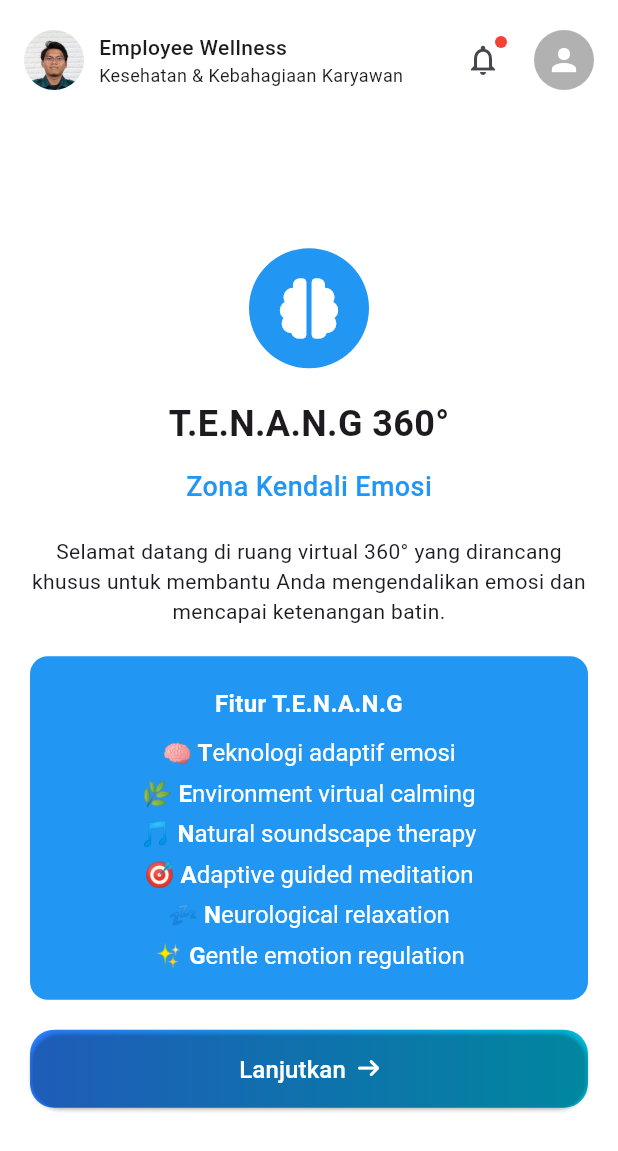
After one commit to YosiaEvan/employee-wellness, a Flutter app: the TenangHomepage screen opened directly, on a phone screen of 412 x 824 dp. The commit adds this screen. Shown: the top 1151 px of the screen. Run offline on Flutter 3.47's test engine with Material 3 defaults, Android fonts, the light colour scheme and no system bars; our stand-ins replace font_awesome_flutter, shared_preferences; accounts and stored records are empty.

Commit message:
membuat tenang homepage components

```diff
--- a/lib/components/homepage_indicator.dart
+++ b/lib/components/homepage_indicator.dart
@@ -3,6 +3,7 @@ import 'package:employee_wellness/components/main_feature.dart';
 import 'package:employee_wellness/home.dart';
 import 'package:employee_wellness/main.dart';
 import 'package:employee_wellness/pages/sehat_homepage.dart';
+import 'package:employee_wellness/pages/tenang_homepage.dart';
 import 'package:flutter/material.dart';
 import 'package:font_awesome_flutter/font_awesome_flutter.dart';
 import 'package:http/http.dart' as http;
@@ -492,7 +493,7 @@ class _IndicatorState extends State<Indicator> {
                               onPressed: () {
                                 Navigator.push(
                                   context,
-                                  MaterialPageRoute(builder: (context) => const SehatHomepage()),
+                                  MaterialPageRoute(builder: (context) => const TenangHomepage()),
                                 );
                               },
                               style: ElevatedButton.styleFrom(
--- /dev/null
+++ b/lib/pages/tenang_homepage.dart
@@ -0,0 +1,297 @@
+import 'package:employee_wellness/components/header.dart';
+import 'package:flutter/material.dart';
+import 'package:font_awesome_flutter/font_awesome_flutter.dart';
+
+class TenangHomepage extends StatelessWidget {
+  const TenangHomepage({super.key});
+
+  @override
+  Widget build(BuildContext context) {
+    return Scaffold(
+      backgroundColor: Colors.white.withOpacity(0.98),
+      body: SafeArea(
+        child: Column(
+          crossAxisAlignment: CrossAxisAlignment.start,
+          children: [
+            // Header
+            Header(),
+
+            // Main Content
+            Expanded(
+              child: Padding(
+                padding: EdgeInsets.all(20),
+                child: Center(
+                  child: Column(
+                    mainAxisSize: MainAxisSize.min,
+                    crossAxisAlignment: CrossAxisAlignment.center,
+                    children: [
+                      SizedBox.square(
+                        dimension: 80,
+                        child: Container(
+                          padding: EdgeInsets.all(8),
+                          decoration: BoxDecoration(
+                            color: Colors.blue,
+                            borderRadius: BorderRadius.circular(40),
+                          ),
+                          child: const Icon(
+                            FontAwesomeIcons.brain,
+                            size: 40,
+                            color: Colors.white,
+                          ),
+                        ),
+                      ),
+
+                      SizedBox(height: 20,),
+
+                      Text(
+                        "T.E.N.A.N.G 360\u00B0",
+                        style: TextStyle(
+                          fontWeight: FontWeight.w700,
+                          fontSize: 24,
+                        ),
+                      ),
+
+                      SizedBox(height: 12,),
+
+                      Text(
+                        "Zona Kendali Emosi",
+                        style: TextStyle(
+                          fontWeight: FontWeight.w500,
+                          fontSize: 18,
+                          color: Colors.blue,
+                        ),
+                      ),
+
+                      SizedBox(height: 20,),
+
+                      Text(
+                        "Selamat datang di ruang virtual 360° yang dirancang khusus untuk membantu Anda mengendalikan emosi dan mencapai ketenangan batin.",
+                        textAlign: TextAlign.center,
+                      ),
+
+                      SizedBox(height: 20,),
+
+                      Container(
+                        width: double.infinity,
+                        padding: EdgeInsets.all(20),
+                        decoration: BoxDecoration(
+                          color: Colors.blue,
+                          borderRadius: BorderRadius.circular(12)
+                        ),
+                        child: Column(
+                          children: [
+                            Text(
+                              "Fitur T.E.N.A.N.G",
+                              style: TextStyle(
+                                color: Colors.white,
+                                fontSize: 16,
+                                fontWeight: FontWeight.bold,
+                              ),
+                              textAlign: TextAlign.center,
+                            ),
+
+                            SizedBox(height: 12,),
+
+                            RichText(
+                              textAlign: TextAlign.center,
+                              text: TextSpan(
+                                style: const TextStyle(
+                                  color: Colors.white,
+                                  fontSize: 16,
+                                ),
+                                children: [
+                                  TextSpan(
+                                    text: "🧠",
+                                  ),
+                                  TextSpan(
+                                    text: " T",
+                                    style: TextStyle(fontWeight: FontWeight.bold),
+                                  ),
+                                  TextSpan(
+                                    text: "eknologi adaptif emosi",
+                                  ),
+                                ]
+                              )
+                            ),
+
+                            SizedBox(height: 8,),
+
+                            RichText(
+                                textAlign: TextAlign.center,
+                                text: TextSpan(
+                                    style: const TextStyle(
+                                      color: Colors.white,
+                                      fontSize: 16,
+                                    ),
+                                    children: [
+                                      TextSpan(
+                                        text: "🌿",
+                                      ),
+                                      TextSpan(
+                                        text: " E",
+                                        style: TextStyle(fontWeight: FontWeight.bold),
+                                      ),
+                                      TextSpan(
+                                        text: "nvironment virtual calming",
+                                      ),
+                                    ]
+                                )
+                            ),
+
+                            SizedBox(height: 8,),
+
+                            RichText(
+                                textAlign: TextAlign.center,
+                                text: TextSpan(
+                                    style: const TextStyle(
+                                      color: Colors.white,
+                                      fontSize: 16,
+                                    ),
+                                    children: [
+                                      TextSpan(
+                                        text: "🎵",
+                                      ),
+                                      TextSpan(
+                                        text: " N",
+                                        style: TextStyle(fontWeight: FontWeight.bold),
+                                      ),
+                                      TextSpan(
+                                        text: "atural soundscape therapy",
+                                      ),
+                                    ]
+                                )
+                            ),
+
+                            SizedBox(height: 8,),
+
+                            RichText(
+                                textAlign: TextAlign.center,
+                                text: TextSpan(
+                                    style: const TextStyle(
+                                      color: Colors.white,
+                                      fontSize: 16,
+                                    ),
+                                    children: [
+                                      TextSpan(
+                                        text: "🎯",
+                                      ),
+                                      TextSpan(
+                                        text: " A",
+                                        style: TextStyle(fontWeight: FontWeight.bold),
+                                      ),
+                                      TextSpan(
+                                        text: "daptive guided meditation",
+                                      ),
+                                    ]
+                                )
+                            ),
+
+                            SizedBox(height: 8,),
+
+                            RichText(
+                                textAlign: TextAlign.center,
+                                text: TextSpan(
+                                    style: const TextStyle(
+                                      color: Colors.white,
+                                      fontSize: 16,
+                                    ),
+                                    children: [
+                                      TextSpan(
+                                        text: "💤",
+                                      ),
+                                      TextSpan(
+                                        text: " N",
+                                        style: TextStyle(fontWeight: FontWeight.bold),
+                                      ),
+                                      TextSpan(
+                                        text: "eurological relaxation",
+                                      ),
+                                    ]
+                                )
+                            ),
+
+                            SizedBox(height: 8,),
+
+                            RichText(
+                                textAlign: TextAlign.center,
+                                text: TextSpan(
+                                    style: const TextStyle(
+                                      color: Colors.white,
+                                      fontSize: 16,
+                                    ),
+                                    children: [
+                                      TextSpan(
+                                        text: "✨",
+                                      ),
+                                      TextSpan(
+                                        text: " G",
+                                        style: TextStyle(fontWeight: FontWeight.bold),
+                                      ),
+                                      TextSpan(
+                                        text: "entle emotion regulation",
+                                      ),
+                                    ]
+                                )
+                            ),
+                          ],
+                        )
+                      ),
+
+                      SizedBox(height: 20,),
+
+                      SizedBox(
+                          width: double.infinity,
+                          height: 52,
+                          child: Container(
+                            decoration: BoxDecoration(
+                              gradient: const LinearGradient(
+                                colors: [
+                                  Color(0xFF2a7fff),
+                                  Color(0xFF00b9db),
+                                ],
+                              ),
+                              borderRadius: BorderRadius.circular(16),
+                            ),
+                            child: ElevatedButton(
+                              onPressed: () {
+                                Navigator.push(
+                                  context,
+                                  MaterialPageRoute(builder: (context) => const TenangHomepage()),
+                                );
+                              },
+                              style: ElevatedButton.styleFrom(
+                                padding: const EdgeInsets.symmetric(vertical: 15),
+                                shape: RoundedRectangleBorder(
+                                  borderRadius: BorderRadius.circular(20),
+                                ),
+                                backgroundColor: Colors.transparent,
+                              ),
+                              child: Row(
+                                mainAxisAlignment: MainAxisAlignment.center,
+                                children: [
+                                  Text(
+                                    "Lanjutkan",
+                                    style: TextStyle(
+                                      fontSize: 16,
+                                      fontWeight: FontWeight.w500,
+                                      color: Colors.white,
+                                    ),
+                                  ),
+                                  SizedBox(width: 8,),
+                                  Icon(FontAwesomeIcons.arrowRight, color: Colors.white, size: 14,),
+                                ],
+                              )
+                            ),
+                          )
+                      ),
+                    ],
+                  ),
+                ),
+              )
+            ),
+          ],
+        )
+      ),
+    );
+  }
+}
```
